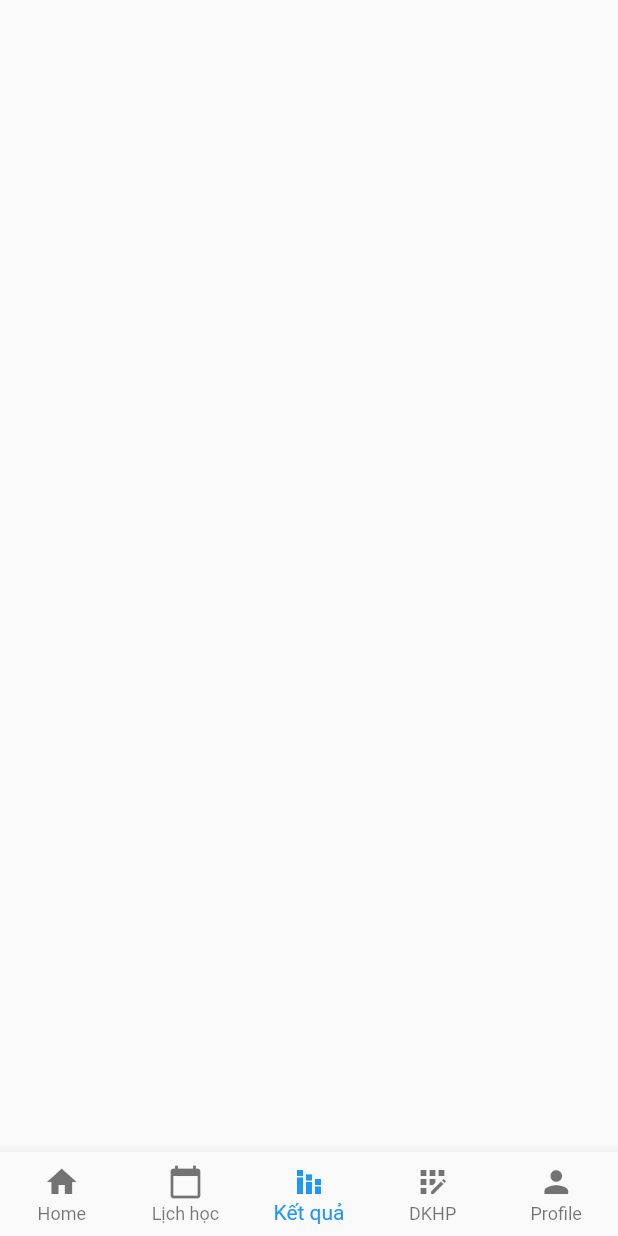
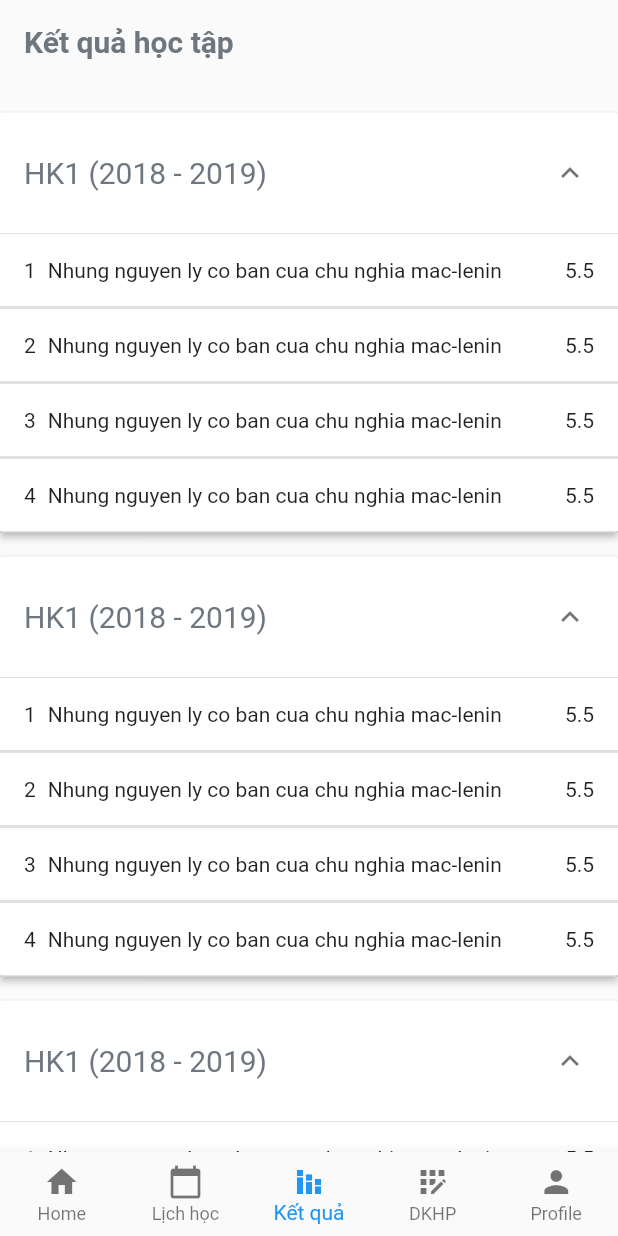
Before and after one commit to duchoan6814/IUHStudent_Android, a Flutter app: the MainScreeen screen opened directly, item 3 of the bottom bar chosen, on a phone screen of 412 x 824 dp. Run offline on Flutter 3.47's test engine with Material 2 defaults, Android fonts, the phone set to English and light mode, and no system bars; our stand-ins replace cached_network_image, expandable, flutter_secure_storage, fluttertoast, graphql_flutter, syncfusion_flutter_charts; missing offline and left inert: stateprovider; accounts and stored records are empty; network calls fail.

Commit message:
done build layout result page

```diff
--- a/lib/screens/result_screen.dart
+++ b/lib/screens/result_screen.dart
@@ -1,10 +1,192 @@
+import 'package:flutter/cupertino.dart';
 import 'package:flutter/material.dart';
+import 'package:iuh_student/config/color_config.dart';
+import 'package:collection/collection.dart';
+import 'package:iuh_student/widgets/line_subject_result.dart';
 
-class ResultScreen extends StatelessWidget {
+class ResultScreen extends StatefulWidget {
   const ResultScreen({Key? key}) : super(key: key);
 
   @override
+  State<ResultScreen> createState() => _ResultScreenState();
+}
+
+class _ResultScreenState extends State<ResultScreen> {
+  late List<Map> resultData;
+
+  @override
+  void initState() {
+    // TODO: implement initState
+    super.initState();
+    resultData = [
+      {
+        "hoc_ky_id": 123,
+        "ten_hoc_ky": "HK1 (2018 - 2019)",
+        "isExpand": true,
+        "mon_hocs": [
+          {
+            "ten_mon_hoc": "Nhung nguyen ly co ban cua chu nghia mac-lenin",
+            "diem": 5.5
+          },
+          {
+            "ten_mon_hoc": "Nhung nguyen ly co ban cua chu nghia mac-lenin",
+            "diem": 5.5
+          },
+          {
+            "ten_mon_hoc": "Nhung nguyen ly co ban cua chu nghia mac-lenin",
+            "diem": 5.5
+          },
+          {
+            "ten_mon_hoc": "Nhung nguyen ly co ban cua chu nghia mac-lenin",
+            "diem": 5.5
+          },
+        ]
+      },
+      {
+        "hoc_ky_id": 123,
+        "ten_hoc_ky": "HK1 (2018 - 2019)",
+        "isExpand": true,
+        "mon_hocs": [
+          {
+            "ten_mon_hoc": "Nhung nguyen ly co ban cua chu nghia mac-lenin",
+            "diem": 5.5
+          },
+          {
+            "ten_mon_hoc": "Nhung nguyen ly co ban cua chu nghia mac-lenin",
+            "diem": 5.5
+          },
+          {
+            "ten_mon_hoc": "Nhung nguyen ly co ban cua chu nghia mac-lenin",
+            "diem": 5.5
+          },
+          {
+            "ten_mon_hoc": "Nhung nguyen ly co ban cua chu nghia mac-lenin",
+            "diem": 5.5
+          },
+        ]
+      },
+      {
+        "hoc_ky_id": 123,
+        "ten_hoc_ky": "HK1 (2018 - 2019)",
+        "isExpand": true,
+        "mon_hocs": [
+          {
+            "ten_mon_hoc": "Nhung nguyen ly co ban cua chu nghia mac-lenin",
+            "diem": 5.5
+          },
+          {
+            "ten_mon_hoc": "Nhung nguyen ly co ban cua chu nghia mac-lenin",
+            "diem": 5.5
+          },
+          {
+            "ten_mon_hoc": "Nhung nguyen ly co ban cua chu nghia mac-lenin",
+            "diem": 5.5
+          },
+          {
+            "ten_mon_hoc": "Nhung nguyen ly co ban cua chu nghia mac-lenin",
+            "diem": 5.5
+          },
+        ]
+      },
+      {
+        "hoc_ky_id": 123,
+        "ten_hoc_ky": "HK1 (2018 - 2019)",
+        "isExpand": true,
+        "mon_hocs": [
+          {
+            "ten_mon_hoc": "Nhung nguyen ly co ban cua chu nghia mac-lenin",
+            "diem": 5.5
+          },
+          {
+            "ten_mon_hoc": "Nhung nguyen ly co ban cua chu nghia mac-lenin",
+            "diem": 5.5
+          },
+          {
+            "ten_mon_hoc": "Nhung nguyen ly co ban cua chu nghia mac-lenin",
+            "diem": 5.5
+          },
+          {
+            "ten_mon_hoc": "Nhung nguyen ly co ban cua chu nghia mac-lenin",
+            "diem": 5.5
+          },
+        ]
+      },
+    ];
+  }
+
+  @override
   Widget build(BuildContext context) {
-    return Container();
+    const titleStyle = TextStyle(
+        fontWeight: FontWeight.bold,
+        fontSize: 20.0,
+        color: ColorConfig.character);
+
+    var handleExpandClickHeader = (index, isExpanded) {
+      var _dataResult = resultData;
+
+      _dataResult = [
+        ..._dataResult.sublist(0, index),
+        {
+          ..._dataResult[index],
+          "isExpand": !isExpanded,
+        },
+        ..._dataResult.sublist(index + 1)
+      ];
+
+      setState(() {
+        resultData = _dataResult;
+      });
+    };
+
+    return SingleChildScrollView(
+      child: Column(
+        crossAxisAlignment: CrossAxisAlignment.start,
+        children: [
+          const Padding(
+            padding: EdgeInsets.all(16.0),
+            child: Text(
+              "Kết quả học tập",
+              style: titleStyle,
+            ),
+          ),
+          const SizedBox(height: 20.0,),
+          ExpansionPanelList(
+              children: resultData.map((e) {
+                bool _isExpand = e["isExpand"];
+                String _termName = e["ten_hoc_ky"];
+                List<Map> _listSubject = e["mon_hocs"];
+
+                return ExpansionPanel(
+                    isExpanded: _isExpand,
+                    headerBuilder: (context, isExpanded) {
+                      return Padding(
+                        padding: const EdgeInsets.only(left: 16.0),
+                        child: Column(
+                            mainAxisAlignment: MainAxisAlignment.center,
+                            crossAxisAlignment: CrossAxisAlignment.start,
+                            children: [
+                              Text(
+                                _termName,
+                                style: const TextStyle(
+                                    color: ColorConfig.character,
+                                    fontSize: 20.0),
+                              ),
+                            ]),
+                      );
+                    },
+                    body: Column(
+                        children: _listSubject.mapIndexed((index, item) {
+                          String _stt = (index + 1).toString();
+                          String _subjectName = item["ten_mon_hoc"];
+                          String _score = item["diem"].toString();
+
+                      return LineSubjectResult(stt: _stt, subjectName: _subjectName, score: _score);
+                    }).toList()),
+                    canTapOnHeader: true);
+              }).toList(),
+              expansionCallback: handleExpandClickHeader)
+        ],
+      ),
+    );
   }
 }
--- a/lib/screens/schedule_screen.dart
+++ b/lib/screens/schedule_screen.dart
@@ -249,7 +249,6 @@ class _ScheduleScreenState extends State<ScheduleScreen> {
                               ]),
                         );
                       },
-                      // body: Text("asdasdada"),
                       body: Container(
                         child: ListView.separated(
                             shrinkWrap: true,
--- /dev/null
+++ b/lib/widgets/line_subject_result.dart
@@ -0,0 +1,32 @@
+import 'package:flutter/material.dart';
+
+class LineSubjectResult extends StatelessWidget {
+  final String stt;
+  final String subjectName;
+  final String score;
+
+  const LineSubjectResult({Key? key, required this.stt, required this.subjectName, required this.score}) : super(key: key);
+
+  @override
+  Widget build(BuildContext context) {
+    return Container(
+      decoration: const BoxDecoration(
+          border:
+              Border.symmetric(horizontal: BorderSide(color: Colors.black12))),
+      padding: const EdgeInsets.symmetric(vertical: 16.0, horizontal: 16.0),
+      child: Row(
+        children: [
+          Text(stt),
+          const SizedBox(
+            width: 8.0,
+          ),
+          Expanded(child: Text(subjectName)),
+          const SizedBox(
+            width: 8.0,
+          ),
+          Text(score)
+        ],
+      ),
+    );
+  }
+}
--- a/lib/widgets/widgets.dart
+++ b/lib/widgets/widgets.dart
@@ -1 +1,2 @@
 import 'schedule_card.dart';
+import 'line_subject_result.dart';
```
